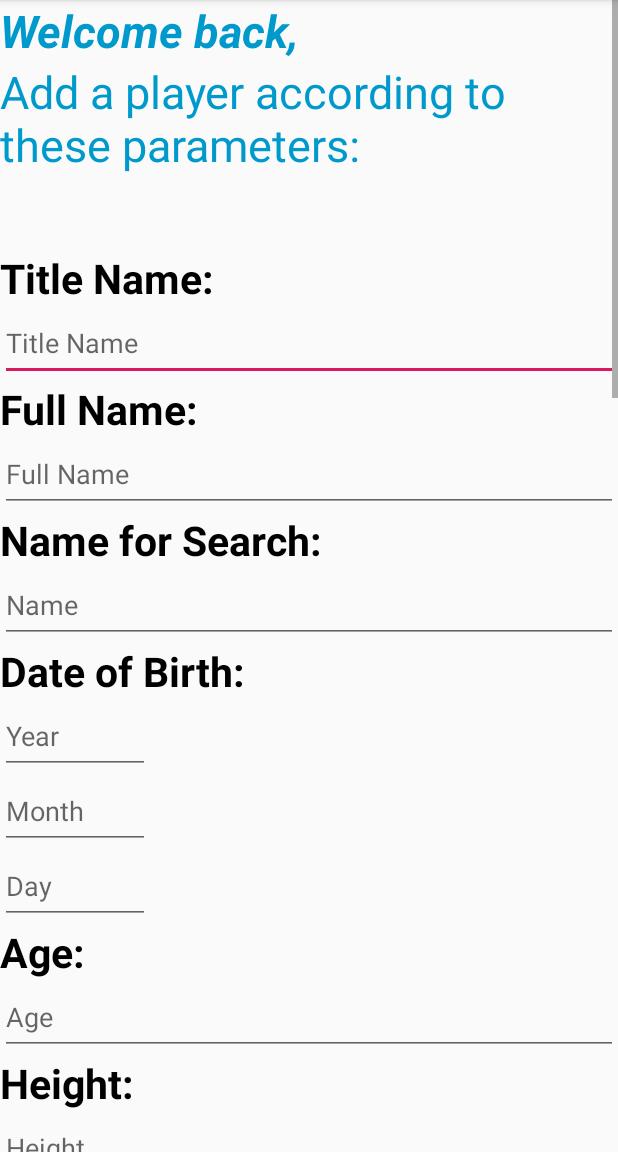
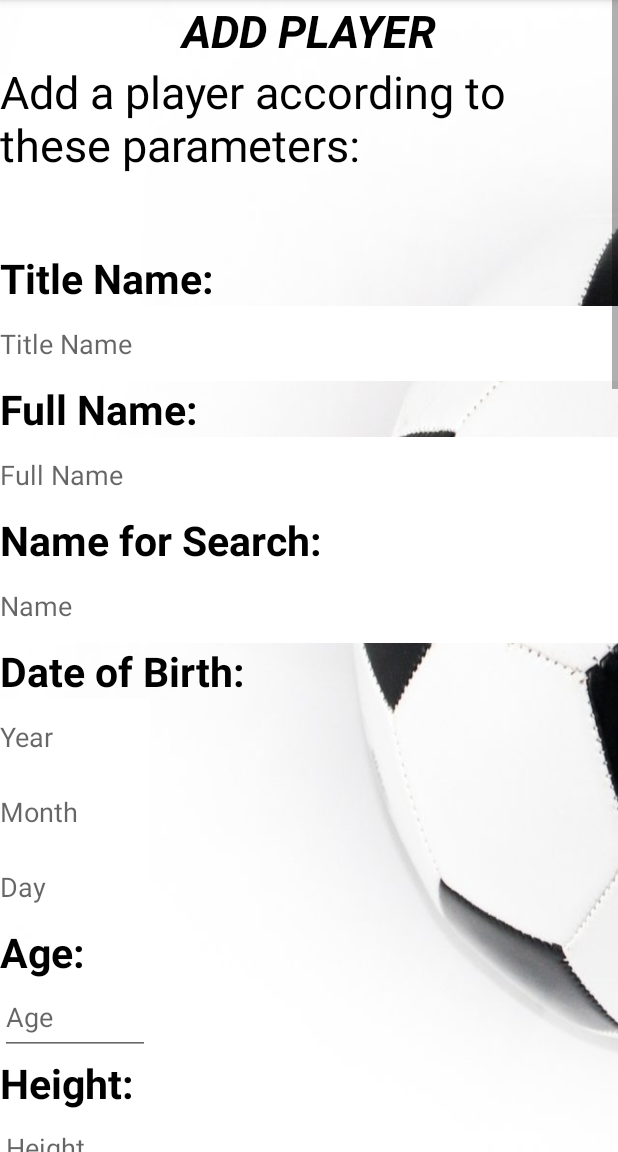
Before and after one commit to EladBr1/MyBagrutApp, an Android app: the AddPlayer screen opened directly, with no data from a screen before it, on a phone screen of 412 x 824 dp, the part 84-1236 px from its top. Run offline under Robolectric (Android 15) with nearby library versions, the phone set to English and light mode, and no system bars; our stand-ins replace Firebase (no records; nobody signed in at launch, a user with empty details on screens opened directly).

Commit message:
Merge remote-tracking branch 'origin/master'
# Conflicts:
#	.idea/misc.xml
#	app/build.gradle
#	app/src/main/java/com/example/mybagrutapp/Player.java
#	build.gradle

```diff
--- a/app/src/main/AndroidManifest.xml
+++ b/app/src/main/AndroidManifest.xml
@@ -6,9 +6,12 @@
         android:allowBackup="true"
         android:icon="@mipmap/icon_ucl"
         android:label="ChampionsLeagueLegends!"
-        android:roundIcon="@mipmap/ic_launcher_round"
+        android:roundIcon="@mipmap/icon_ucl"
         android:supportsRtl="true"
         android:theme="@style/AppTheme">
+        <activity
+            android:name=".EditPlayer"
+            android:exported="false" />
         <activity
             android:name=".AddPlayer"
             android:exported="false" />
--- a/app/src/main/java/com/example/mybagrutapp/AddPlayer.java
+++ b/app/src/main/java/com/example/mybagrutapp/AddPlayer.java
@@ -31,7 +31,6 @@ import java.io.IOException;
 public class AddPlayer extends AppCompatActivity implements View.OnClickListener {
 
     private static final int PICK_IMAGE_REQUEST = 1;
-    private TextView tvWelcome;
     private EditText edTitName, edFullName, edSName, edYear, edMonth, edDay, edAge, edHeight, edPos, edCrTeam,
             edNum, edNltTeam, edGoals, edAsissts, edNltGoals, edFteams, edInfo, edWikiUrl, edInstaUrl;
     private Button savePlayer, uploadBtn;
@@ -48,7 +47,6 @@ public class AddPlayer extends AppCompatActivity implements View.OnClickListener
         super.onCreate(savedInstanceState);
         setContentView(R.layout.activity_addplayer);
 
-        tvWelcome = findViewById(R.id.tvWelcome);
         edTitName = findViewById(R.id.edTitName);
         edFullName = findViewById(R.id.edFullName);
         edSName = findViewById(R.id.edSName);
--- a/app/src/main/res/layout/activity_addplayer.xml
+++ b/app/src/main/res/layout/activity_addplayer.xml
@@ -4,6 +4,7 @@
     xmlns:tools="http://schemas.android.com/tools"
     android:layout_width="match_parent"
     android:layout_height="wrap_content"
+    android:background="@drawable/ballw"
     tools:context=".AddPlayer">
 
     <LinearLayout
@@ -15,9 +16,9 @@
         <TextView
             android:layout_width="match_parent"
             android:layout_height="wrap_content"
-            android:text="Welcome back, "
-            android:id="@+id/tvWelcome"
-            android:textColor="@android:color/holo_blue_dark"
+            android:gravity="center"
+            android:text="ADD PLAYER"
+            android:textColor="@android:color/black"
             android:textSize="30dp"
             android:textStyle= "bold|italic"/>
 
@@ -25,7 +26,7 @@
             android:layout_width="match_parent"
             android:layout_height="wrap_content"
             android:text="Add a player according to these parameters:"
-            android:textColor="@android:color/holo_blue_dark"
+            android:textColor="@android:color/black"
             android:textSize="30dp"/>
 
         <View
@@ -41,6 +42,7 @@
             android:textSize="27dp"/>
 
         <EditText
+            android:background="@android:color/white"
             android:id="@+id/edTitName"
             android:layout_width="match_parent"
             android:layout_height="50dp"
@@ -56,10 +58,12 @@
         <EditText
             android:layout_width="match_parent"
             android:layout_height="50dp"
+            android:background="@android:color/white"
             android:hint="Full Name"
             android:id="@+id/edFullName"/>
 
         <TextView
+            android:background="@android:color/white"
             android:layout_width="match_parent"
             android:layout_height="wrap_content"
             android:text="Name for Search:"
@@ -68,6 +72,7 @@
             android:textSize="27dp"/>
 
         <EditText
+            android:background="@android:color/white"
             android:id="@+id/edSName"
             android:layout_width="match_parent"
             android:layout_height="50dp"
@@ -81,6 +86,7 @@
             android:textStyle="bold"
             android:textSize="27dp"/>
         <EditText
+            android:background="@android:color/white"
             android:inputType="number"
             android:layout_width="100dp"
             android:layout_height="50dp"
@@ -88,12 +94,14 @@
             android:id="@+id/edYear"/>
 
         <EditText
+            android:background="@android:color/white"
             android:id="@+id/edMonth"
             android:layout_width="100dp"
             android:layout_height="50dp"
             android:hint="Month" />
 
         <EditText
+            android:background="@android:color/white"
             android:inputType="number"
             android:layout_width="100dp"
             android:layout_height="50dp"
@@ -109,7 +117,7 @@
             android:textSize="27dp"/>
         <EditText
             android:inputType="number"
-            android:layout_width="match_parent"
+            android:layout_width="100dp"
             android:layout_height="50dp"
             android:hint="Age"
             android:id="@+id/edAge"/>
@@ -122,7 +130,7 @@
             android:textStyle="bold"
             android:textSize="27dp"/>
         <EditText
-            android:layout_width="match_parent"
+            android:layout_width="100dp"
             android:layout_height="50dp"
             android:hint="Height"
             android:id="@+id/edHeight"/>
@@ -135,6 +143,7 @@
             android:textStyle="bold"
             android:textSize="27dp"/>
         <EditText
+            android:background="@android:color/white"
             android:layout_width="match_parent"
             android:layout_height="50dp"
             android:hint="Posotion"
@@ -148,6 +157,7 @@
             android:textStyle="bold"
             android:textSize="27dp"/>
         <EditText
+            android:background="@android:color/white"
             android:layout_width="match_parent"
             android:layout_height="50dp"
             android:hint="Current Team"
@@ -162,7 +172,7 @@
             android:textSize="27dp"/>
         <EditText
             android:inputType="number"
-            android:layout_width="match_parent"
+            android:layout_width="100dp"
             android:layout_height="50dp"
             android:hint="Number"
             android:id="@+id/edNum"/>
@@ -175,6 +185,7 @@
             android:textStyle="bold"
             android:textSize="27dp"/>
         <EditText
+            android:background="@android:color/white"
             android:layout_width="match_parent"
             android:layout_height="50dp"
             android:hint="National Team"
@@ -189,7 +200,7 @@
             android:textSize="27dp"/>
         <EditText
             android:inputType="number"
-            android:layout_width="match_parent"
+            android:layout_width="100dp"
             android:layout_height="50dp"
             android:hint="Goals"
             android:id="@+id/edGoals"/>
@@ -203,7 +214,7 @@
             android:textSize="27dp"/>
         <EditText
             android:inputType="number"
-            android:layout_width="match_parent"
+            android:layout_width="100dp"
             android:layout_height="50dp"
             android:hint="Asissts"
             android:id="@+id/edAsissts"/>
@@ -217,7 +228,7 @@
             android:textSize="27dp"/>
         <EditText
             android:inputType="number"
-            android:layout_width="match_parent"
+            android:layout_width="100dp"
             android:layout_height="50dp"
             android:hint="Goals"
             android:id="@+id/edNltGoals"/>
@@ -229,6 +240,7 @@
             android:textStyle="bold"
             android:textSize="27dp"/>
         <EditText
+            android:background="@android:color/white"
             android:layout_width="match_parent"
             android:layout_height="170dp"
             android:hint="Teams"
@@ -242,6 +254,7 @@
             android:textStyle="bold"
             android:textSize="27dp"/>
         <EditText
+            android:background="@android:color/white"
             android:layout_width="match_parent"
             android:layout_height="170dp"
             android:hint="Info"
@@ -255,6 +268,7 @@
             android:textStyle="bold"
             android:textSize="27dp"/>
         <EditText
+            android:background="@android:color/white"
             android:layout_width="match_parent"
             android:layout_height="100dp"
             android:hint="URL"
@@ -268,6 +282,7 @@
             android:textStyle="bold"
             android:textSize="27dp"/>
         <EditText
+            android:background="@android:color/white"
             android:layout_width="match_parent"
             android:layout_height="100dp"
             android:hint="URL"
@@ -285,8 +300,9 @@
         <Button
             android:layout_width="wrap_content"
             android:layout_height="wrap_content"
-            android:background="@android:color/holo_green_light"
-            android:text="UPLOAD iMAGE"
+            android:background="@android:color/black"
+            android:text="UPLOAD IMAGE"
+            android:textColor="@android:color/white"
             android:id="@+id/uploadBtn"
             android:textSize="20dp"
             />
@@ -297,11 +313,16 @@
             android:id="@+id/image"
             />
 
+        <View
+            android:layout_width="match_parent"
+            android:layout_height="50dp"/>
+
         <Button
             android:layout_width="match_parent"
             android:layout_height="wrap_content"
-            android:background="#259CDC"
+            android:background="@android:color/black"
             android:text="SAVE"
+            android:textColor="@android:color/white"
             android:id="@+id/savePlayer"
             android:textSize="20dp"
             android:textStyle="bold"/>
--- a/app/src/main/res/layout/activity_main.xml
+++ b/app/src/main/res/layout/activity_main.xml
@@ -51,6 +51,7 @@
         android:layout_width="match_parent"
         android:layout_height="wrap_content"
         android:id="@+id/search_bar"
+        android:inputType="textShortMessage"
         android:background="@android:color/white"
         android:hint="Search..."
         android:textSize="68dp"
@@ -68,7 +69,7 @@
         android:layout_width="match_parent"
         android:layout_height="wrap_content"
         android:id="@+id/addBtn"
-        android:text="Add player"
+        android:text="I want to add player"
         android:textSize="25dp"
         />
 
--- a/app/src/main/res/layout/activity_player_display.xml
+++ b/app/src/main/res/layout/activity_player_display.xml
@@ -72,7 +72,7 @@
                 <TextView
                     android:layout_marginRight="15dp"
                     android:id="@+id/tvFullName"
-                    android:text="Neymar da Silva Santos Júnior"
+                    android:text=""
                     android:textColor="@android:color/black"
                     android:textSize="20dp"
                     android:layout_column="1"/>
```
Also changed, not shown: app/src/main/java/com/example/mybagrutapp/EditPlayer.java (added, +16 -0 lines), app/src/main/java/com/example/mybagrutapp/PlayerDisplay.java (+5 -4 lines), app/src/main/res/layout/activity_edit_player.xml (added, +11 -0 lines), app/src/main/res/drawable/ballw.jpg (added), app/src/main/res/mipmap-hdpi/icon_ucl.png (renamed from app/src/main/res/mipmap-anydpi-v26/icon_ucl.png).
